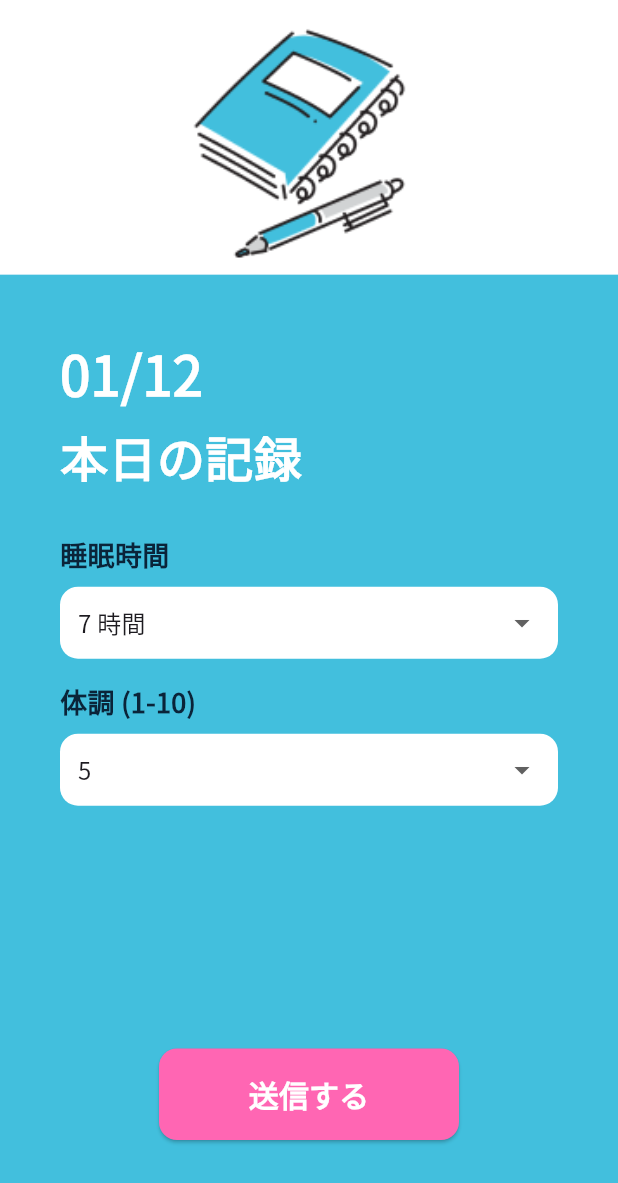
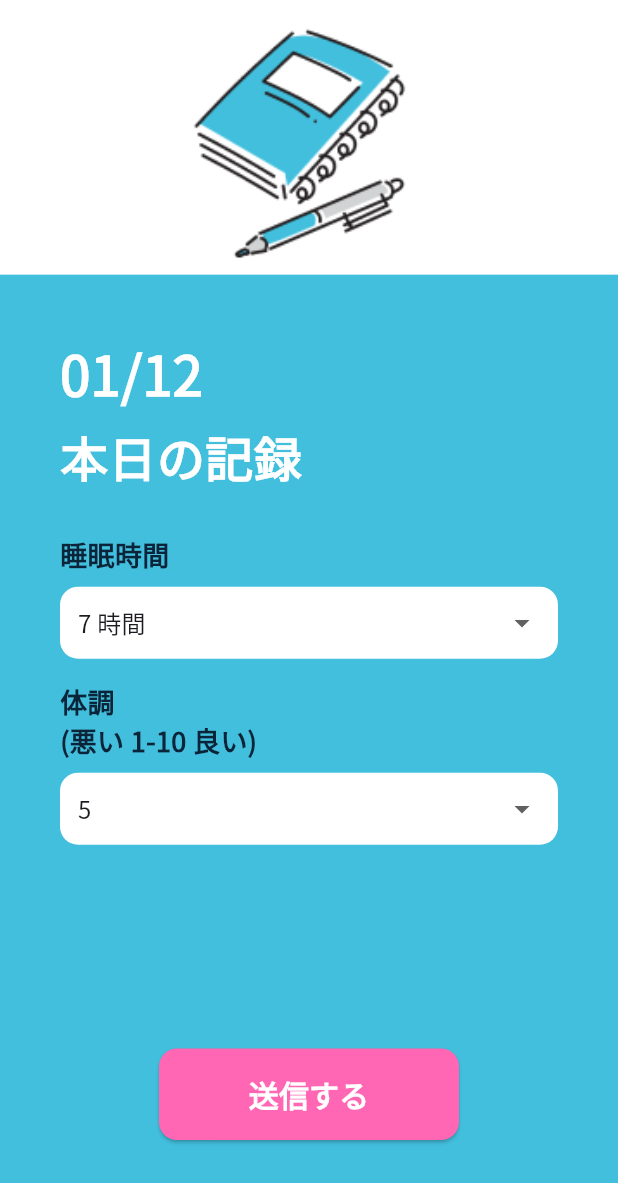
Before and after one commit to health-Care-App/health_care_app, a Flutter app: the SurveyScreen screen opened directly, on a phone screen of 412 x 824 dp. Shown: the top 1183 px of the screen. Run offline on Flutter 3.47's test engine with Material 3 defaults, Android fonts, the light colour scheme and no system bars; our stand-ins replace audioplayers, cloud_firestore, firebase_auth, firebase_core, fl_chart, flutter_svg and 3 more; accounts and stored records are empty; statements that could not run were skipped.

Commit message:
体調の数字の意味の説明文追加

```diff
--- a/frontend/app/lib/survey/survey.dart
+++ b/frontend/app/lib/survey/survey.dart
@@ -165,7 +165,7 @@ class _SurveyScreenState extends State<SurveyScreen> {
                         crossAxisAlignment: CrossAxisAlignment.start,
                         children: [
                           const Text(
-                            '体調 (1-10)',
+                            '体調\n(悪い 1-10 良い)',
                             style: TextStyle(
                                 fontSize: 18,
                                 fontWeight: FontWeight.bold,
```
